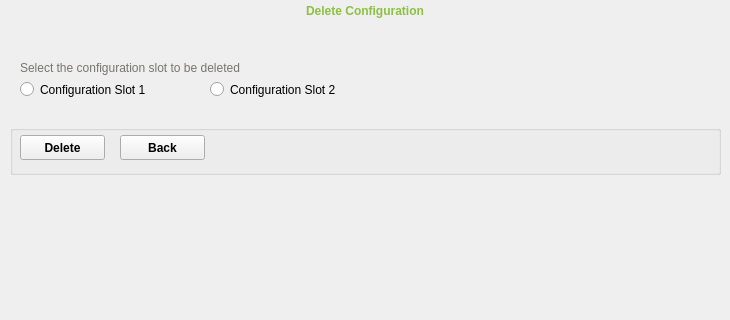
The window that src/ui/toolpage.ui (Yubico/yubikey-personalization-gui) describes before a commit, drawn with Qt 5; both pictures show x 0 to 730 and y 0 to 320 of the 730 by 650 pixel window.
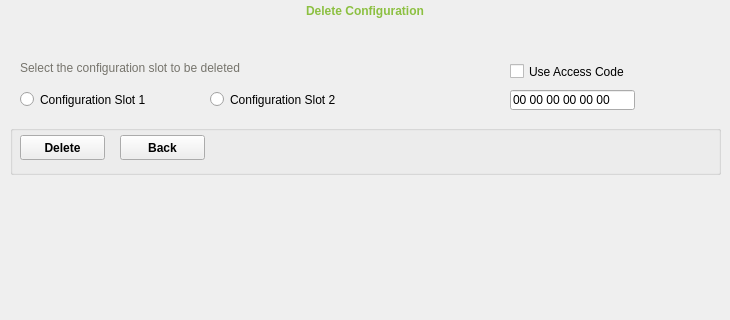
The same window after the commit.

Commit message: add access code entry for delete

Diff of the .ui file:
```diff
--- a/src/ui/toolpage.ui
+++ b/src/ui/toolpage.ui
@@ -1186,7 +1186,7 @@
       <x>10</x>
       <y>50</y>
       <width>361</width>
-      <height>60</height>
+      <height>75</height>
      </rect>
     </property>
     <widget class="QLabel" name="zapSlotLabel">
@@ -1210,7 +1210,7 @@
      <property name="geometry">
       <rect>
        <x>10</x>
-       <y>30</y>
+       <y>40</y>
        <width>151</width>
        <height>19</height>
       </rect>
@@ -1232,7 +1232,7 @@
      <property name="geometry">
       <rect>
        <x>200</x>
-       <y>30</y>
+       <y>40</y>
        <width>151</width>
        <height>19</height>
       </rect>
@@ -1305,6 +1305,45 @@
      </property>
     </widget>
    </widget>
+   <widget class="QWidget" name="zapAccCodeWidget" native="true">
+    <property name="geometry">
+     <rect>
+      <x>500</x>
+      <y>50</y>
+      <width>150</width>
+      <height>75</height>
+     </rect>
+    </property>
+    <widget class="QCheckBox" name="zapAccCodeCheckbox">
+     <property name="geometry">
+      <rect>
+       <x>10</x>
+       <y>10</y>
+       <width>125</width>
+       <height>23</height>
+      </rect>
+     </property>
+     <property name="text">
+      <string>Use Access Code</string>
+     </property>
+    </widget>
+    <widget class="QLineEdit" name="zapAccCodeEdit">
+     <property name="geometry">
+      <rect>
+       <x>10</x>
+       <y>40</y>
+       <width>125</width>
+       <height>20</height>
+      </rect>
+     </property>
+     <property name="inputMask">
+      <string>hh hh hh hh hh hh; </string>
+     </property>
+     <property name="text">
+      <string>00 00 00 00 00 00</string>
+     </property>
+    </widget>
+   </widget>
   </widget>
  </widget>
  <tabstops>
```
The commit also changes 2 other files.
